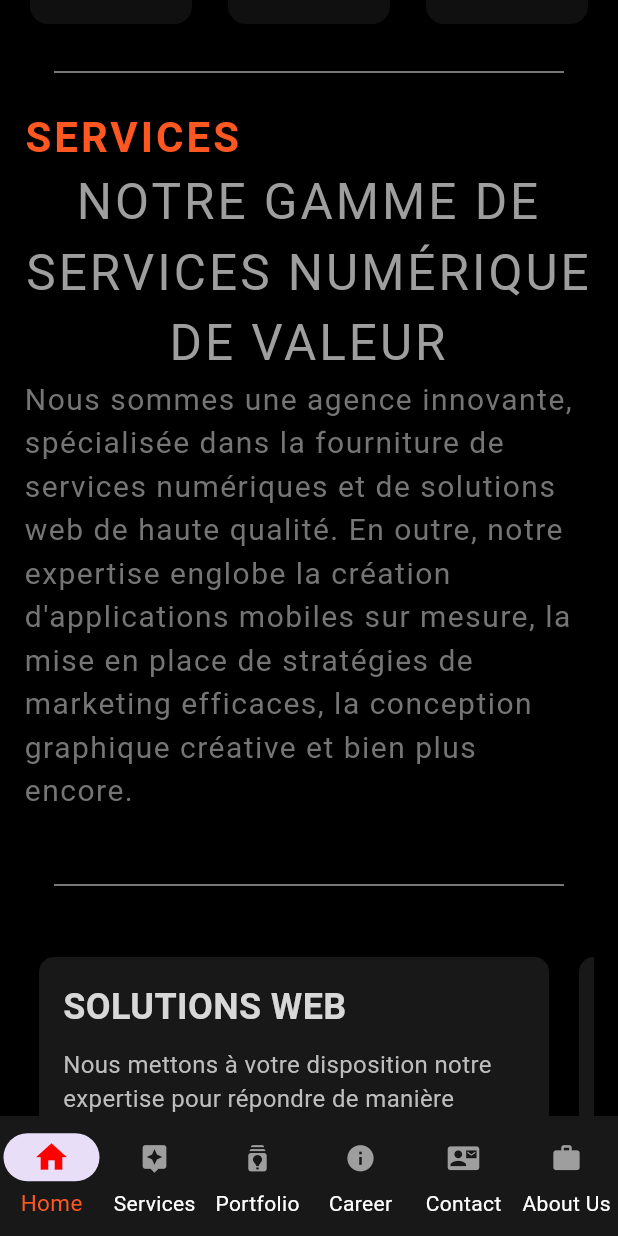
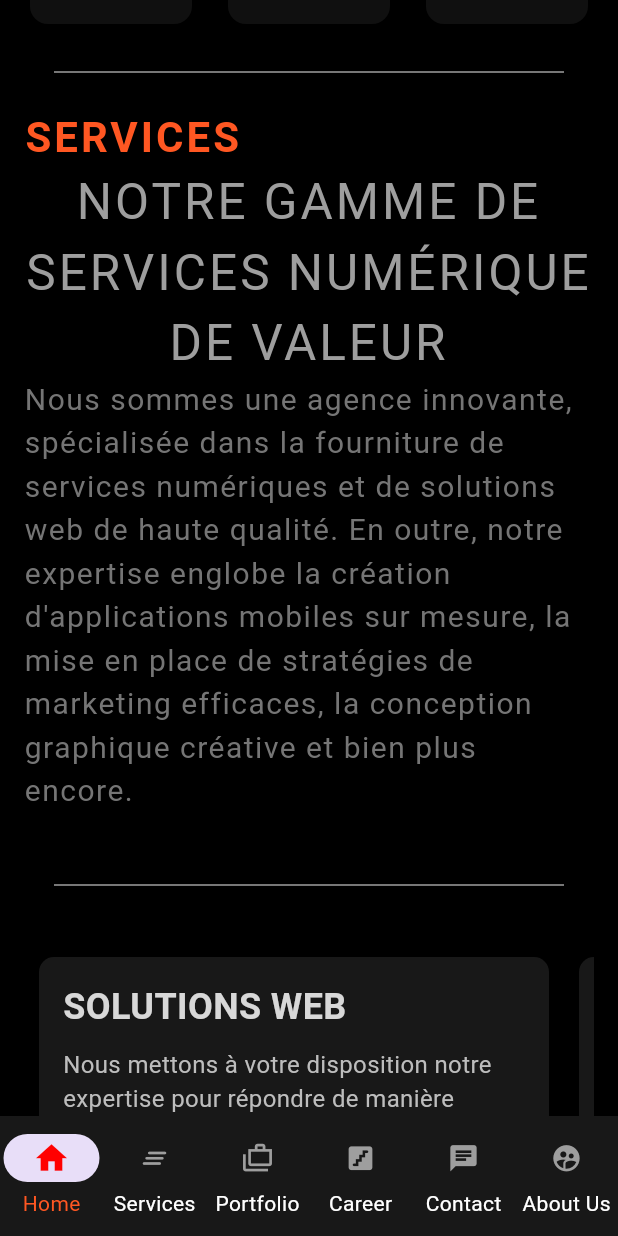
Before and after one commit to YassineAjb/LeTaff, a Flutter app: the Home screen opened by its route, scrolled down 1152 dp, on a phone screen of 412 x 824 dp. Run offline on Flutter 3.47's test engine with Material 3 defaults, Android fonts, the phone set to English and light mode, and no system bars; drawn by our look-alikes of cached_network_image; our stand-ins replace cloud_firestore, connectivity_plus, firebase_core, firebase_storage, flutter_animate, video_player and 1 more; missing offline and left inert: animated_introduction, rive_animated_icon; accounts and stored records are empty; network calls fail.

Commit message:
fixNavBarIcons/AppIcon

```diff
--- a/lib/NavBar/DestinationView.dart
+++ b/lib/NavBar/DestinationView.dart
@@ -7,11 +7,10 @@ import 'package:letaff/Pages/CareerView.dart';
 import 'package:letaff/Pages/ContactView.dart';
 
 class Destination {
-  const Destination(this.index, this.title, this.icon, this.color);
+  const Destination(this.index, this.title, this.icon);
   final int index;
   final String title;
   final IconData icon;
-  final MaterialColor color;
 }
 
 
--- a/lib/NavBar/NavBar.dart
+++ b/lib/NavBar/NavBar.dart
@@ -12,12 +12,12 @@ class Home extends StatefulWidget {
 
 class _HomeState extends State<Home> with TickerProviderStateMixin<Home> {
   static const List<Destination> allDestinations = <Destination>[
-  Destination(0, 'Home', Icons.home, Colors.teal),
-  Destination(1, 'Services', Icons.assistant, Colors.cyan),
-  Destination(2, 'Portfolio', Icons.batch_prediction, Colors.orange),
-  Destination(3, 'Career', Icons.info, Colors.blue),
-  Destination(4, 'Contact', Icons.contact_mail, Colors.green),
-  Destination(5, 'About Us', Icons.work, Colors.purple),
+  Destination(0, 'Home', Icons.home),
+  Destination(1, 'Services', Icons.clear_all_rounded),
+  Destination(2, 'Portfolio', Icons.cases_outlined),
+  Destination(3, 'Career', Icons.stairs_rounded),
+  Destination(4, 'Contact', Icons.chat),
+  Destination(5, 'About Us', Icons.supervised_user_circle),
 ];
 
 
@@ -117,7 +117,7 @@ Widget build(BuildContext context) {
             data: NavigationBarThemeData(
               labelTextStyle: WidgetStateProperty.resolveWith<TextStyle>((Set<WidgetState> states) {
                 if (states.contains(WidgetState.selected)) {
-                  return const TextStyle(color: Colors.deepOrange, fontSize: 15);
+                  return const TextStyle(color: Colors.deepOrange);
                 }
                 return const TextStyle(color: Color.fromARGB(255, 255, 255, 255));
               }),
--- a/lib/Pages/AboutUsView.dart
+++ b/lib/Pages/AboutUsView.dart
@@ -2,7 +2,6 @@ import 'dart:ui' as ui;
 import 'package:cached_network_image/cached_network_image.dart';
 import 'package:cloud_firestore/cloud_firestore.dart';
 import 'package:flutter/material.dart';
-import 'package:flutter/widgets.dart';
 import 'package:flutter_animate/flutter_animate.dart';
 import 'package:letaff/Pages/ServicesView.dart';
 import 'package:letaff/providers/NavBarProvider.dart';
--- a/lib/Pages/HomeView.dart
+++ b/lib/Pages/HomeView.dart
@@ -79,7 +79,7 @@ final firebase_storage.FirebaseStorage _storage = firebase_storage.FirebaseStora
     // Wait for all images to be fetched
     await Future.wait(futures);
     await Future.wait(Sfutures);
-    print(imageUrls);
+
 
     // Trigger a rebuild to reflect changes
     setState(() {});
@@ -89,7 +89,6 @@ final firebase_storage.FirebaseStorage _storage = firebase_storage.FirebaseStora
       String url = await _storage.ref(refPath).getDownloadURL();
       return url;
     } catch (e) {
-      print("Error fetching image: $e");
       return null;
     }
   }
@@ -155,7 +154,7 @@ Future<void> _fetchProjects() async {
       projectData = updatedProjectData;
     });
   } catch (e) {
-    print("Error fetching projects: $e");
+
   }
 }
 
@@ -181,7 +180,6 @@ Future<void> _fetchProjects() async {
             context,
             MaterialPageRoute(builder: (context) => SolutionWebView()),
           );
-          print("Details for Service DÉVELOPPEMENT MOBILE");
         },
         'image': 'asset/webdev.png',
       },
@@ -195,7 +193,6 @@ Future<void> _fetchProjects() async {
             context,
             MaterialPageRoute(builder: (context) => SolutionMobileView()),
           );
-          print("Details for Service DÉVELOPPEMENT MOBILE");
         },
         'image': 'asset/mobiledev.png',
       },
@@ -209,7 +206,6 @@ Future<void> _fetchProjects() async {
             context,
             MaterialPageRoute(builder: (context) => SolutionMarketingView()),
           );
-          print("Details for Service DÉVELOPPEMENT MOBILE");
         },
         'image': 'asset/marketing.png',
       },
@@ -223,7 +219,6 @@ Future<void> _fetchProjects() async {
             context,
             MaterialPageRoute(builder: (context) => SolutionMarketingView()),
           );
-          print("Details for Service DÉVELOPPEMENT MOBILE");
         },
         'image': 'asset/maintenance.png',
       },
@@ -470,7 +465,7 @@ Future<void> _fetchProjects() async {
                         children: servicesData.map((service) {
                           return Container(
                             width: 340,
-                            height: 340,
+                            height: 380,
                             padding: const EdgeInsets.all(16.0),
                             margin: const EdgeInsets.symmetric(horizontal: 10.0),
                             decoration: BoxDecoration(
@@ -551,7 +546,7 @@ Future<void> _fetchProjects() async {
 
                     Container(
                             width: 400,
-                            height: 650,
+                            height: 850,
                             padding: const EdgeInsets.all(16.0),
                             margin: const EdgeInsets.symmetric(horizontal: 10.0),
                             decoration: BoxDecoration(
@@ -651,11 +646,9 @@ Future<void> _fetchProjects() async {
                           return VisibilityDetector(
                             key: Key(project['title']),
                             onVisibilityChanged: (info) {
-                              print('Visibility changed for ${project['title']}: ${info.visibleFraction}');
                       if (info.visibleFraction > 0) {
                         setState(() {
                           project['isVisible'] = true;
-                          print('${project['isVisible']}');
                         });
                       }
                             },
@@ -685,7 +678,7 @@ Future<void> _fetchProjects() async {
                                       height: 340,
                                       fit: BoxFit.cover,
                                       placeholder: (context, url) => buildCircularIndicatorWithImage(),
-                                      errorWidget: (context, url, error) => Icon(Icons.error),
+                                      errorWidget: (context, url, error) => const Icon(Icons.error),
                                     ),
 
                                     Container(
@@ -779,7 +772,7 @@ Future<void> _fetchProjects() async {
                                           fontWeight: FontWeight.bold, // This makes the text bold
                                         ),
                                       ).animate(onPlay: (controller) => controller.repeat())
-                                          .shimmer(duration: 1200.ms, color: Color.fromARGB(255, 255, 255, 255))
+                                          .shimmer(duration: 1200.ms, color: const Color.fromARGB(255, 255, 255, 255))
                                           .animate()
                                           .fadeIn(duration: 1200.ms, curve: Curves.easeOutQuad)
                                           .slide(),
@@ -932,7 +925,7 @@ Future<void> _fetchProjects() async {
                                       ),
                                     ),
                                   ).animate(onPlay: (controller) => controller.repeat())
-                                      .shimmer(duration: 1200.ms, color: Color.fromARGB(255, 255, 255, 255))
+                                      .shimmer(duration: 1200.ms, color: const Color.fromARGB(255, 255, 255, 255))
                                       .animate()
                                       .fadeIn(duration: 1200.ms, curve: Curves.easeOutQuad)
                                       .slide(),
@@ -1058,34 +1051,12 @@ Future<void> _fetchProjects() async {
                               ),
                             ),
                             const SizedBox(width: 20), // Space between label and description
-                            // const Column(
-                            //   children: [
-                            //     Text(
-                            //           "Avez-vous un projet ?",
-                            //           style: TextStyle(
-                            //             color: Colors.deepOrange, // Text color
-                            //             fontSize: 15.0, // Text size
-                            //             letterSpacing: 2.0,
-                            //             fontWeight: FontWeight.bold, // Text weight
-                            //           ),
-                            //         ),
-                            //     Text(
-                            //           "Réalisons un projet\nexceptionnel\nensemble !",
-                            //           style: TextStyle(
-                            //             color: Color.fromARGB(255, 187, 187, 187), // Text color
-                            //             fontSize: 15.0, // Text size
-                            //             letterSpacing: 2.0,
-                            //             fontWeight: FontWeight.bold, // Text weight
-                            //           ),
-                            //         ),
-                            //   ],
 
-                            // ),
                             Column(
                             mainAxisAlignment: MainAxisAlignment.center,
                             children: [
                               const Padding(
-                                padding: const EdgeInsets.only(bottom: 10.0), // Adding bottom margin
+                                padding:  EdgeInsets.only(bottom: 10.0), // Adding bottom margin
                                 child: Text(
                                   "Avez-vous un projet ?",
                                   style: TextStyle(
@@ -1097,7 +1068,7 @@ Future<void> _fetchProjects() async {
                                 ),
                               ),
                               const Padding(
-                                padding: const EdgeInsets.only(bottom: 20.0), // Adding bottom margin
+                                padding: EdgeInsets.only(bottom: 20.0), // Adding bottom margin
                                 child: Text(
                                   "Réalisons un projet\nexceptionnel\nensemble !",
                                   textAlign: TextAlign.center, // Center-align all lines
--- a/lib/Pages/PortfolioView.dart
+++ b/lib/Pages/PortfolioView.dart
@@ -198,7 +198,7 @@ void _startAutoScroll() {
                             "Réalisations",
                             style: TextStyle(
                               color: Color.fromARGB(255, 120, 120, 120),
-                              fontSize: 69.0,
+                              fontSize: 60.0,
                               height: 0.9,
                             ),
                           ),
```
Also changed, not shown: pubspec.yaml (+13 -5 lines), asset/iconApp.png (added), pubspec.lock, 39 other files.
